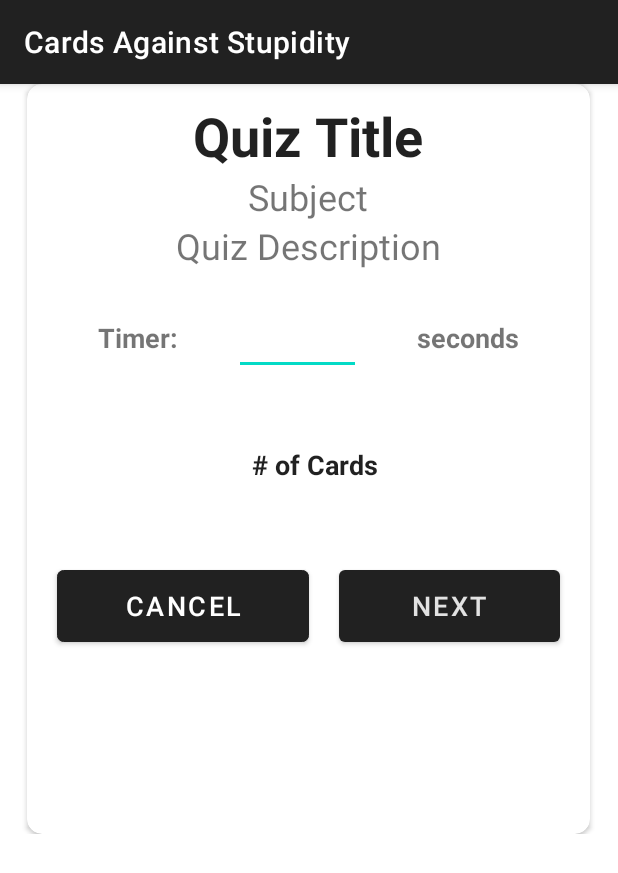
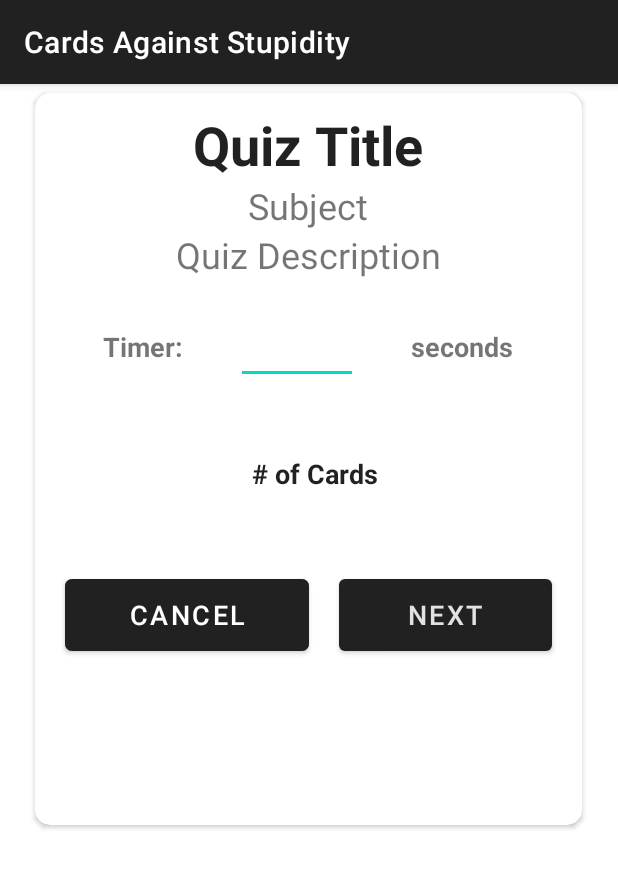
Before and after one commit to justdenz/mobapde_mp, an Android app: the TakeQuizInfoFragment screen opened directly, with no data from a screen before it, on a phone screen of 412 x 824 dp. Shown: the top 873 px of the screen. Run offline under Robolectric (Android 15) with nearby library versions, the phone set to English and light mode, and no system bars.

Commit message:
Changed take quiz info elements to material design

```diff
--- a/app/src/main/res/layout/fragment_take_quiz_info.xml
+++ b/app/src/main/res/layout/fragment_take_quiz_info.xml
@@ -14,12 +14,16 @@
         android:hapticFeedbackEnabled="false"
         android:orientation="vertical">
 
-        <androidx.cardview.widget.CardView
+        <com.google.android.material.card.MaterialCardView
             android:layout_width="375dp"
             android:layout_height="500dp"
             android:layout_gravity="center"
             app:cardCornerRadius="10dp"
-            app:contentPadding="10dp">
+            app:contentPadding="10dp"
+            style="@style/Widget.MaterialComponents.CardView"
+            app:cardBackgroundColor="#FFFFFF"
+            app:cardElevation="2dp"
+            app:cardUseCompatPadding="true">
 
             <LinearLayout
                 android:layout_width="match_parent"
@@ -110,7 +114,7 @@
                     android:layout_height="wrap_content"
                     android:orientation="horizontal">
 
-                    <Button
+                    <com.google.android.material.button.MaterialButton
                         android:id="@+id/btnCancel"
                         android:layout_width="wrap_content"
                         android:layout_height="wrap_content"
@@ -120,7 +124,7 @@
                         android:text="@android:string/cancel"
                         android:textSize="18sp" />
 
-                    <Button
+                    <com.google.android.material.button.MaterialButton
                         android:id="@+id/btnNext"
                         android:layout_width="wrap_content"
                         android:layout_height="wrap_content"
@@ -134,7 +138,7 @@
 
             </LinearLayout>
 
-        </androidx.cardview.widget.CardView>
+        </com.google.android.material.card.MaterialCardView>
     </LinearLayout>
 
 </FrameLayout>
```
